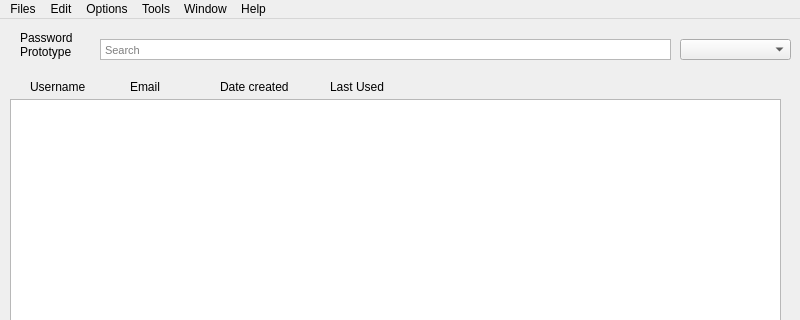
This is COMP09044_CW_PasswordManager/COMP09044_CW_PasswordManager/mainwindow.ui in kc101010/COMP09044_CW_PasswordManagerProject as Qt 5 draws it before an edit; both pictures show x 0 to 800 and y 0 to 320 of the 800 by 600 pixel window. The edited form follows.
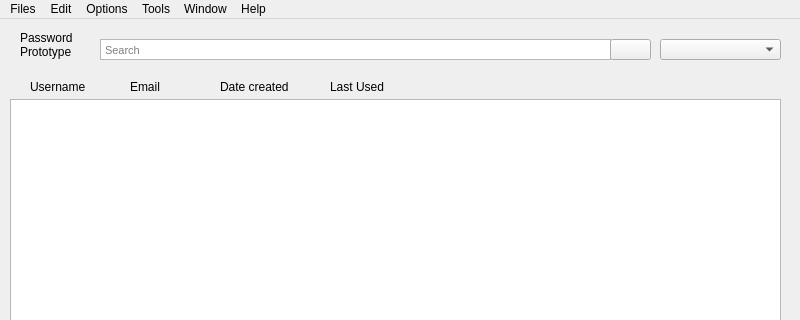
This is the edited form.

Commit message: beginning new/edit account implementation

Patch:
```diff
--- a/COMP09044_CW_PasswordManager/COMP09044_CW_PasswordManager/mainwindow.ui
+++ b/COMP09044_CW_PasswordManager/COMP09044_CW_PasswordManager/mainwindow.ui
@@ -44,21 +44,39 @@
      <rect>
       <x>100</x>
       <y>20</y>
-      <width>571</width>
+      <width>511</width>
       <height>21</height>
      </rect>
     </property>
+    <property name="sizePolicy">
+     <sizepolicy hsizetype="Fixed" vsizetype="Fixed">
+      <horstretch>0</horstretch>
+      <verstretch>0</verstretch>
+     </sizepolicy>
+    </property>
     <property name="font">
      <font>
       <pointsize>8</pointsize>
      </font>
     </property>
+    <property name="lineWidth">
+     <number>1</number>
+    </property>
     <property name="verticalScrollBarPolicy">
      <enum>Qt::ScrollBarAlwaysOff</enum>
     </property>
     <property name="horizontalScrollBarPolicy">
      <enum>Qt::ScrollBarAlwaysOff</enum>
     </property>
+    <property name="tabChangesFocus">
+     <bool>false</bool>
+    </property>
+    <property name="lineWrapMode">
+     <enum>QTextEdit::NoWrap</enum>
+    </property>
+    <property name="overwriteMode">
+     <bool>false</bool>
+    </property>
     <property name="cursorWidth">
      <number>0</number>
     </property>
@@ -72,15 +90,25 @@
    <widget class="QComboBox" name="input_Sort">
     <property name="geometry">
      <rect>
-      <x>680</x>
+      <x>660</x>
       <y>20</y>
-      <width>111</width>
+      <width>121</width>
       <height>21</height>
      </rect>
     </property>
     <property name="placeholderText">
      <string>Sort: TYPE</string>
     </property>
+    <item>
+     <property name="text">
+      <string>Alphabetical</string>
+     </property>
+    </item>
+    <item>
+     <property name="text">
+      <string>Earliest Created</string>
+     </property>
+    </item>
     <item>
      <property name="text">
       <string>Last Used</string>
@@ -194,6 +222,19 @@
      <string>Last Used</string>
     </property>
    </widget>
+   <widget class="QPushButton" name="button_click_search">
+    <property name="geometry">
+     <rect>
+      <x>610</x>
+      <y>20</y>
+      <width>41</width>
+      <height>21</height>
+     </rect>
+    </property>
+    <property name="text">
+     <string/>
+    </property>
+   </widget>
   </widget>
   <widget class="QMenuBar" name="menubar">
    <property name="geometry">
```
Left out of the diff: 25 changed lines with no effect on the pictures. The commit also changes 10 other files.
